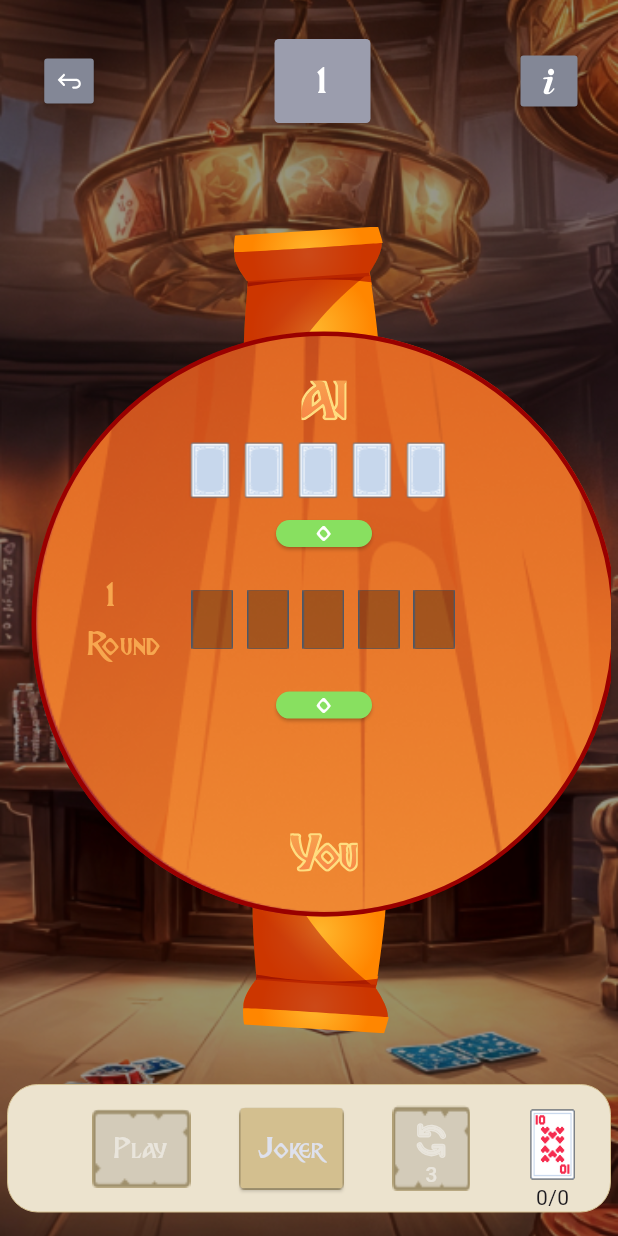
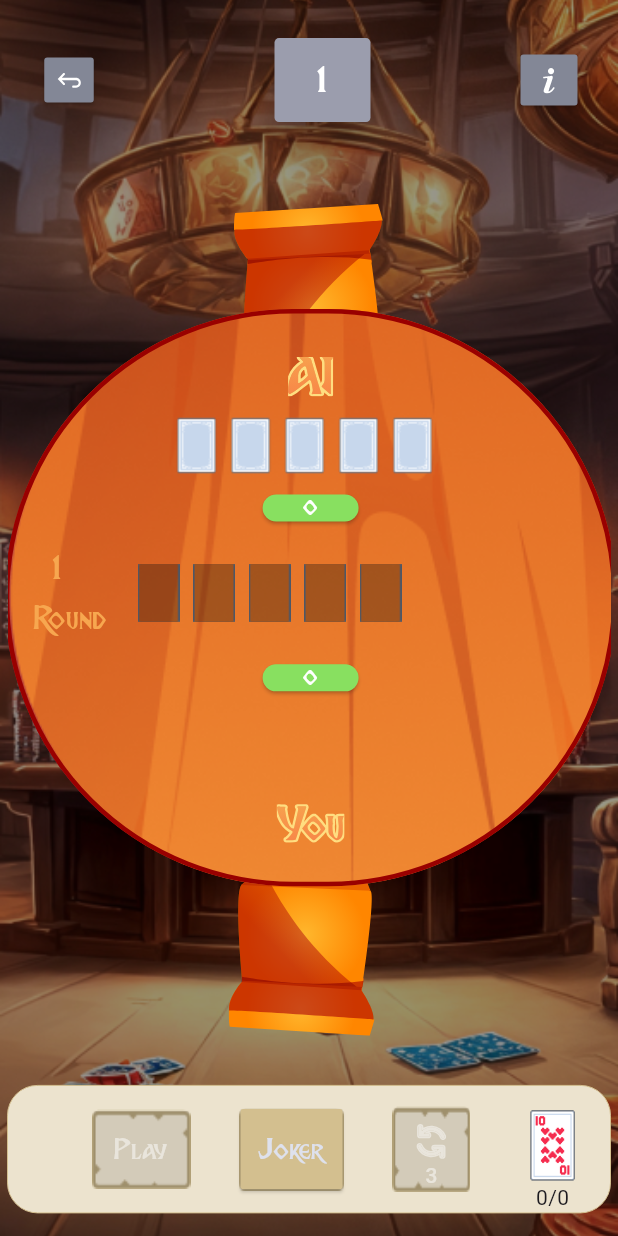
Before and after one commit to Sadeem-Asim/JokerBattle, a Flutter app: the GameScreen screen opened by its route, on a phone screen of 412 x 824 dp. Run offline on Flutter 3.47's test engine with Material 3 defaults, Android fonts, the phone set to English and light mode, and no system bars; our stand-ins replace audioplayers, flutter_svg, hive, hive_flutter; missing offline and left inert: games_services; accounts and stored records are empty.

Commit message:
responsiveness addded to game scren

```diff
--- a/lib/screens/Game/game_screen.dart
+++ b/lib/screens/Game/game_screen.dart
@@ -887,9 +887,9 @@ class _GameScreenState extends State<GameScreen> with TickerProviderStateMixin {
                       ),
                       // const SizedBox(width: 15),
                     ]),
-                const SizedBox(height: 45),
+                SizedBox(height: MediaQuery.of(context).size.height * .04),
                 Container(
-                  height: 560,
+                  height: MediaQuery.of(context).size.height * .70,
                   child: Stack(children: [
                     Row(
                       mainAxisAlignment: MainAxisAlignment.spaceAround,
@@ -1011,8 +1011,8 @@ class _GameScreenState extends State<GameScreen> with TickerProviderStateMixin {
                       ],
                     ),
                     Positioned(
-                      bottom: 22,
-                      right: 147,
+                      bottom: MediaQuery.of(context).size.height * 0.027,
+                      right: MediaQuery.of(context).size.width * 0.38,
                       child: SvgPicture.asset(
                         'assets/images/kadoo-tail.svg',
                       ),
@@ -1023,13 +1023,13 @@ class _GameScreenState extends State<GameScreen> with TickerProviderStateMixin {
                       top: 70,
                       right: -4,
                       child: Container(
-                          height: 390,
-                          width: 390,
+                          height: MediaQuery.of(context).size.height * 0.467,
+                          width: MediaQuery.of(context).size.width * 0.99,
                           decoration: BoxDecoration(
                             image: const DecorationImage(
                                 image: const AssetImage(
                                     'assets/images/texture.png'),
-                                fit: BoxFit.fill),
+                                fit: BoxFit.cover),
                             border: Border.all(
                                 color: const Color.fromARGB(255, 153, 0, 0),
                                 width: 3.0),
@@ -1176,7 +1176,7 @@ class _GameScreenState extends State<GameScreen> with TickerProviderStateMixin {
                                   // mainAxisAlignment: MainAxisAlignment.spaceAround,
                                   children: [
                                     const SizedBox(
-                                      width: 25,
+                                      width: 7,
                                     ),
                                     Consumer<CardsProvider>(
                                         builder: (context, counter, child) {
@@ -1352,6 +1352,7 @@ class _GameScreenState extends State<GameScreen> with TickerProviderStateMixin {
                       const SizedBox(
                         width: 8,
                       ),
+
                       Container(
                         decoration: BoxDecoration(
                             border: Border.all(
```
